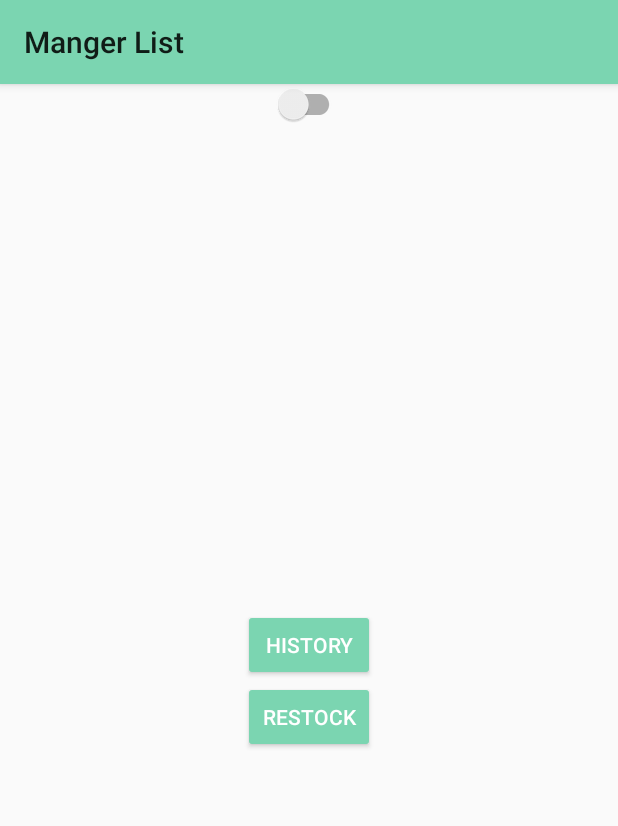
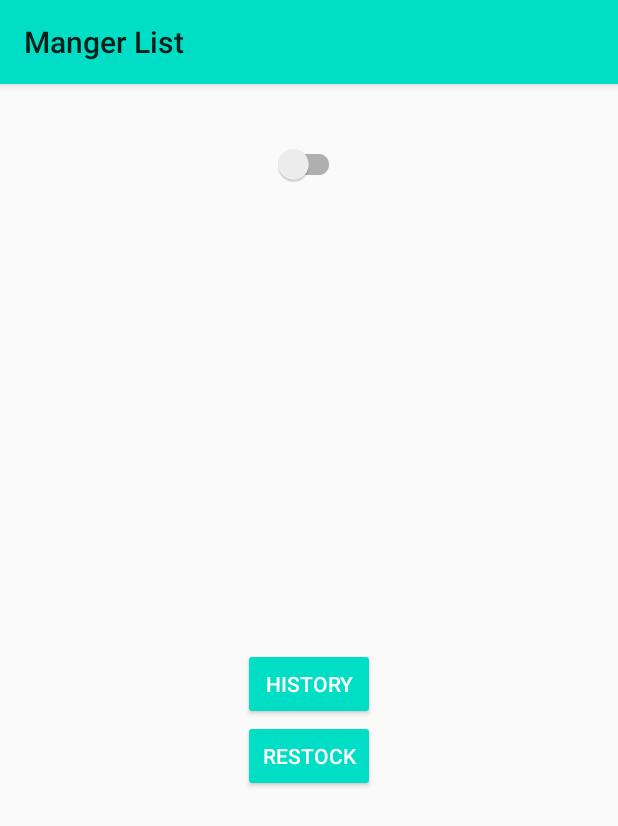
Before and after one commit to mays4/Cash_Register, an Android app: the MangerActivity screen opened directly, with no data from a screen before it, on a phone screen of 412 x 824 dp. Shown: the top 826 px of the screen. Run offline under Robolectric (Android 15) with nearby library versions, the phone set to English and light mode, and no system bars.

Commit message:
Clean The code

```diff
--- a/app/src/main/java/com/example/cash_register/MainActivity.java
+++ b/app/src/main/java/com/example/cash_register/MainActivity.java
@@ -197,7 +197,7 @@ public class MainActivity extends AppCompatActivity implements View.OnClickListe
     protected void onSaveInstanceState(@NonNull Bundle outState) {
         super.onSaveInstanceState(outState);
 
-        // Save the state of UI elements
+        // Save the state of  elements
         outState.putString("quantity", displayQuantity.getText().toString());
         outState.putString("text_input", text_input.getText().toString());
         outState.putString("total", displayTotal.getText().toString());
--- a/app/src/main/java/com/example/cash_register/MangerActivity.java
+++ b/app/src/main/java/com/example/cash_register/MangerActivity.java
@@ -10,12 +10,10 @@ import android.os.Bundle;
 import android.view.View;
 import android.widget.Button;
 
-import java.util.ArrayList;
 
 public class MangerActivity extends AppCompatActivity implements View.OnClickListener {
     Button history_btn, restock_btn;
-    ArrayList<History> listOPurchaseHistory;
-    ArrayList<Product> productList;
+
     SwitchCompat backgroundSwitch;
     int background_colourId;
 
@@ -37,8 +35,8 @@ public class MangerActivity extends AppCompatActivity implements View.OnClickLis
         backgroundSwitch = findViewById(R.id.dark_light_switch);
         backgroundSwitch.setOnClickListener(view -> {
             View v =   MangerActivity.this.getWindow().getDecorView();
-            //  (SwitchCompat)view.isChecked
-            if ( backgroundSwitch.isChecked()) {// background is gray
+
+            if ( backgroundSwitch.isChecked()) {
                 v.setBackgroundColor(getResources().getColor(R.color.DarkGray, null));
                 background_colourId = R.color.DarkGray;
             }else {
@@ -54,11 +52,11 @@ public class MangerActivity extends AppCompatActivity implements View.OnClickLis
     public void onClick(View view) {
         if (view.getId() == R.id.history) {
             Intent tohistoryIntent = new Intent(MangerActivity.this, HistoryListActivity.class);
-            tohistoryIntent.putExtra("historyList", listOPurchaseHistory);
+
             startActivity(tohistoryIntent);
         } else if (view.getId() == R.id.restock) {
             Intent toRestockIntent = new Intent(MangerActivity.this, RestockActivity.class);
-            toRestockIntent.putExtra("itemList", productList);
+
 
             startActivity(toRestockIntent);
 
--- a/app/src/main/java/com/example/cash_register/Product.java
+++ b/app/src/main/java/com/example/cash_register/Product.java
@@ -15,16 +15,12 @@ public class Product implements Serializable {
         this.price = price;
         this.quantity = quantity;
     }
-
-
     public String getName() {
         return name;
     }
-
     public double getPrice() {
         return price;
     }
-
     public int getQuantity() {
 
         return quantity;
--- a/app/src/main/res/layout/activity_main.xml
+++ b/app/src/main/res/layout/activity_main.xml
@@ -20,6 +20,7 @@
 
         />
 
+
     <Button
         android:id="@+id/manger"
         android:layout_width="wrap_content"
@@ -30,8 +31,7 @@
         app:layout_constraintBottom_toTopOf="@id/linear"
         app:layout_constraintEnd_toEndOf="parent"
         app:layout_constraintTop_toTopOf="parent"
-        app:layout_constraintVertical_bias="0.1" />
-
+        app:layout_constraintVertical_bias="0.128" />
 
     <androidx.constraintlayout.widget.Guideline
         android:id="@+id/guideline"
--- a/app/src/main/res/layout/activity_manger.xml
+++ b/app/src/main/res/layout/activity_manger.xml
@@ -4,21 +4,26 @@
     android:layout_width="match_parent"
     android:layout_height="match_parent"
 
+    >
 
-    >
     <androidx.appcompat.widget.SwitchCompat
         android:id="@+id/dark_light_switch"
         android:layout_width="wrap_content"
         android:layout_height="wrap_content"
+        android:padding="@dimen/switch_padding"
+        android:gravity="center"
         android:textColor="@color/black"
-        android:textSize="20sp"
+        app:layout_constraintBottom_toTopOf="@+id/guideline5"
+        app:layout_constraintEnd_toEndOf="parent"
+        app:layout_constraintStart_toStartOf="parent"
         app:layout_constraintTop_toTopOf="parent"
-        app:layout_constraintStart_toStartOf="parent"
-        app:layout_constraintEnd_toEndOf="parent"
-        app:layout_constraintTop_toBottomOf="@+id/linearLayoutManager"
-
-
         />
+    <androidx.constraintlayout.widget.Guideline
+    android:id="@+id/guideline5"
+    android:layout_width="wrap_content"
+    android:layout_height="wrap_content"
+    android:orientation="horizontal"
+    app:layout_constraintGuide_percent="0.14" />
 
     <LinearLayout
         android:id="@+id/linearLayoutManager"
@@ -27,12 +32,10 @@
         android:layout_height="wrap_content"
         android:layout_gravity="center"
         android:gravity="center"
-
         android:orientation="vertical"
         app:layout_constraintBottom_toBottomOf="parent"
         app:layout_constraintEnd_toEndOf="parent"
         app:layout_constraintStart_toStartOf="parent"
-
         app:layout_constraintTop_toBottomOf="@+id/dark_light_switch">
 
 
--- a/app/src/main/res/values/dimentions.xml
+++ b/app/src/main/res/values/dimentions.xml
@@ -1,4 +1,7 @@
 <?xml version="1.0" encoding="utf-8"?>
 <resources>
     <dimen name="total_padding">10sp</dimen>
+    <dimen name="switch_padding">16sp</dimen>
+    <dimen name="text_size">30sp</dimen>
+    <dimen name="switch_text">30sp</dimen>
 </resources>
```
Also changed, not shown: app/src/main/java/com/example/cash_register/History.java (+0 -8 lines), app/src/main/java/com/example/cash_register/HistoryListActivity.java (+1 -7 lines), app/src/main/res/layout/activity_history_details.xml (+1 -16 lines), app/src/main/res/layout/activity_history_list.xml (+1 -8 lines), app/src/main/res/values/colors.xml (+2 -44 lines).
